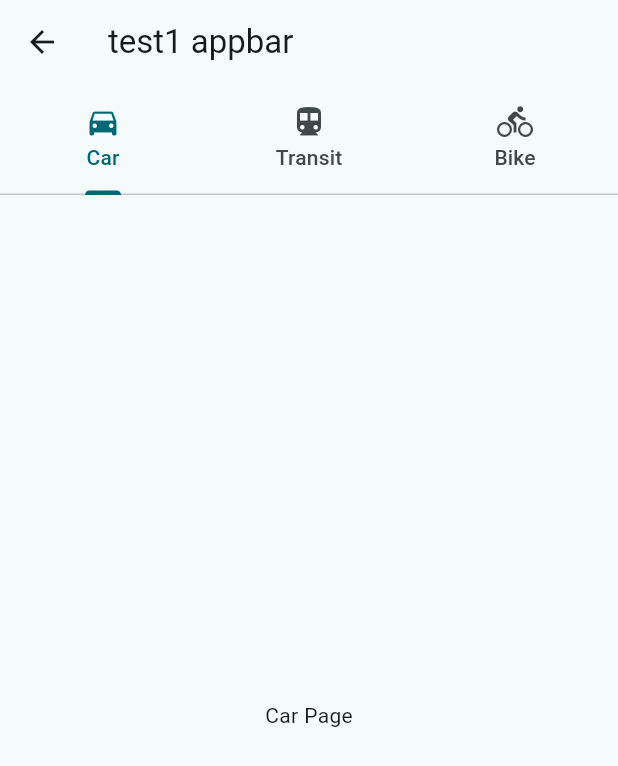
After one commit to fanice1998/ruruChart, a Flutter app: the HomePage screen opened directly, on a phone screen of 412 x 824 dp. The commit adds this screen. Shown: the top 766 px of the screen. Run offline on Flutter 3.47's test engine with Material 3 defaults, Android fonts, the phone set to English and light mode, and no system bars; our stand-ins replace logger.

Commit message:
update homePage

```diff
--- /dev/null
+++ b/flutter/client/lib/homePage/home_page.dart
@@ -0,0 +1,25 @@
+import 'package:flutter/material.dart';
+
+class HomePage extends StatelessWidget {
+  @override
+  Widget build(BuildContext context){
+    return DefaultTabController(
+      length: 3,
+      child: Scaffold(
+        appBar: AppBar(
+          title: const Text("test1 appbar"),
+          bottom: const TabBar(tabs: [
+              Tab(icon: Icon(Icons.directions_car), text: 'Car'),
+              Tab(icon: Icon(Icons.directions_transit), text: 'Transit'),
+              Tab(icon: Icon(Icons.directions_bike), text: 'Bike'),
+          ],),),
+          body: const TabBarView(
+            children: [
+            Center(child: Text('Car Page')),
+            Center(child: Text('Transit Page')),
+            Center(child: Text('Bike Page')),
+            ],
+          ),
+        ));
+  }
+}
```
Also changed, not shown: flutter/client/lib/loginPage/login_page.dart (+20 -4 lines), flutter/client/lib/bottomBar/custom_bottom_bar.dart (added).
